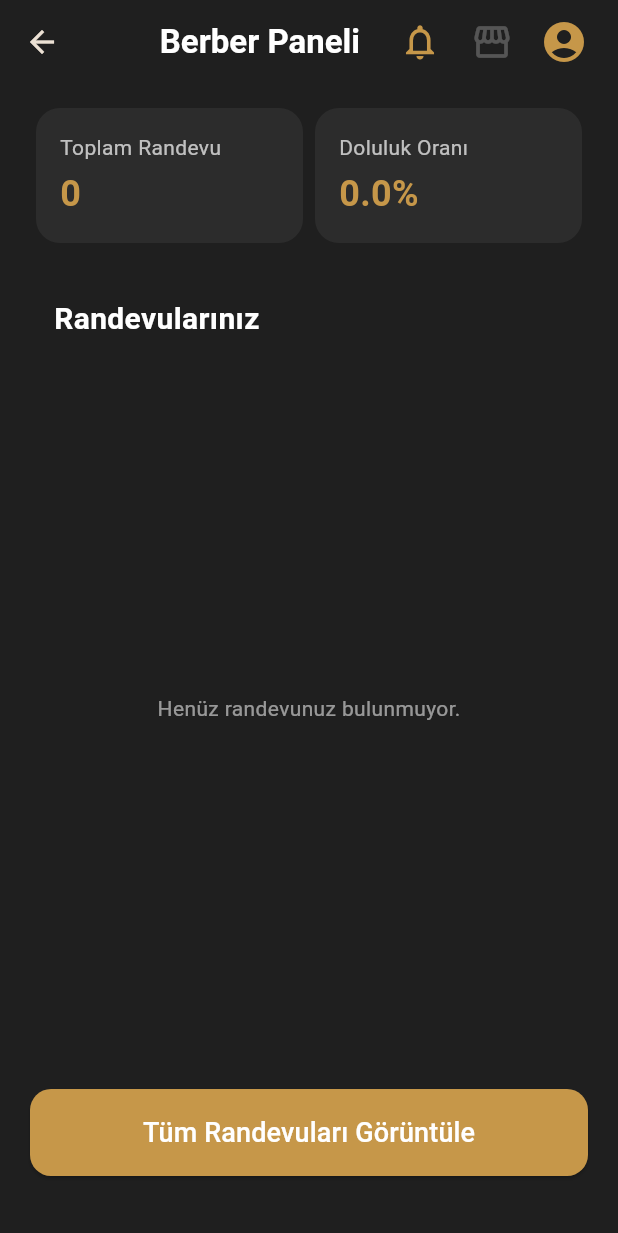
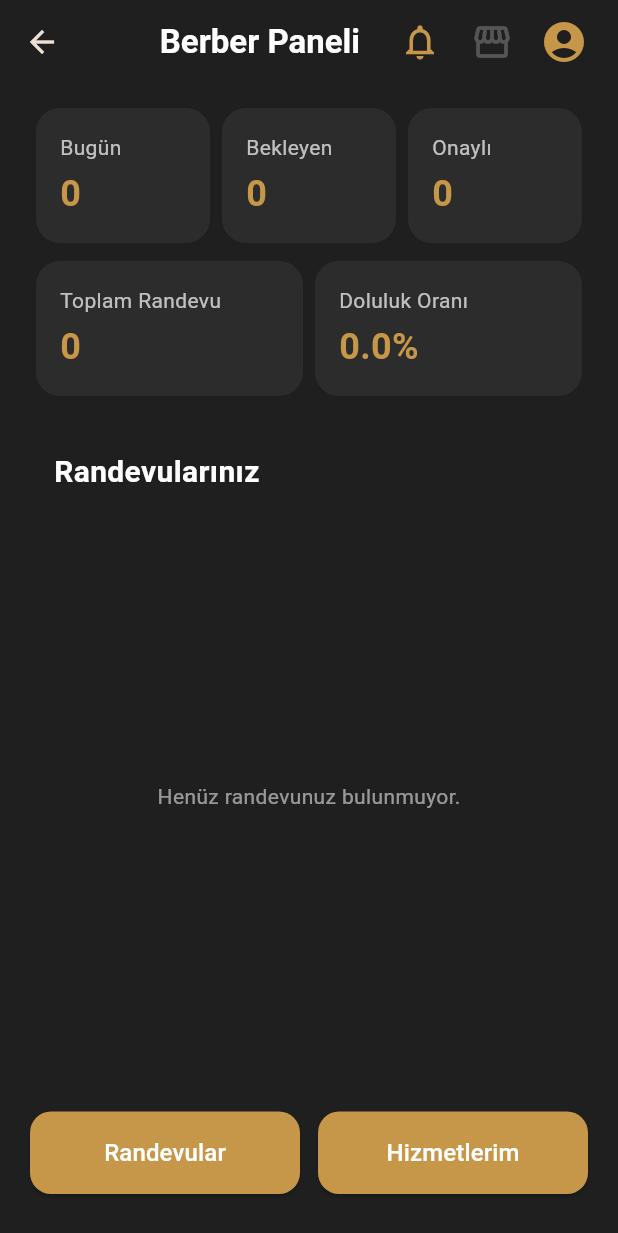
Before and after one commit to yusufKemalPinarci/kuafor_randevu, a Flutter app: the BarberHomePage screen opened by its route, on a phone screen of 412 x 824 dp. Shown: the top 1233 px of the screen. Run offline on Flutter 3.47's test engine with Material 3 defaults, Android fonts, the phone set to English and light mode, and no system bars; our stand-ins replace jwt_decoder, shared_preferences, table_calendar; accounts and stored records are empty; network calls fail.

Commit message:
Complete barber appointment system with guest booking and statistics
- Implemented full customer booking flow: Shop listing/search, staff selection, service selection, and date/time picking.
- Added Guest Booking with OTP: Allows users to book without registration via phone verification.
- Enhanced Barber Dashboard: Real-time statistics for today's appointments, pending/confirmed counts, and occupancy rates.
- Service Management: Added ability for barbers to add, edit, and delete their services.
- Customer Appointments: Logged-in customers can now view their booking history.
- Improved UI: Better feedback for guest booking and localized date formatting.
- Data Consistency: Fixed UserModel JSON parsing for MongoDB compatibility.

```diff
--- a/lib/main.dart
+++ b/lib/main.dart
@@ -25,6 +25,8 @@ import 'pages/service_selection_page.dart';
 import 'pages/date_time_selection_page.dart';
 import 'pages/guest_info_page.dart';
 import 'pages/otp_verification_page.dart';
+import 'pages/manage_services_page.dart';
+import 'pages/customer_appointments_page.dart';
 
 
 void main() async {
@@ -128,6 +130,8 @@ class _BerberAppState extends State<BerberApp> {
         '/dateTimeSelection': (context) => const DateTimeSelectionPage(),
         '/guestInfo': (context) => const GuestInfoPage(),
         '/otpVerification': (context) => const OtpVerificationPage(),
+        '/manage-services': (context) => const ManageServicesPage(),
+        '/customer-appointments': (context) => const CustomerAppointmentsPage(),
       },
     );
   }
--- a/lib/pages/BarberHomePage.dart
+++ b/lib/pages/BarberHomePage.dart
@@ -57,6 +57,12 @@ class _BarberHomePageState extends State<BarberHomePage> {
     final user = userProvider.user;
 
     final totalAppointments = _appointments.length;
+    final pendingCount = _appointments.where((a) => a['status'] == 'pending').length;
+    final confirmedCount = _appointments.where((a) => a['status'] == 'confirmed').length;
+
+    final today = DateTime.now().toIso8601String().split('T')[0];
+    final todaysCount = _appointments.where((a) => a['date'].startsWith(today)).length;
+
     bool isVerified = user?.isPhoneVerified ?? false;
     bool hasShop = user?.shopId != null && user!.shopId!.trim().isNotEmpty;
     int maxAppointments = 10;
@@ -137,11 +143,25 @@ class _BarberHomePageState extends State<BarberHomePage> {
                     Row(
                       children: [
                         Expanded(
+                          child: _buildStatCard('Bugün', '$todaysCount'),
+                        ),
+                        Expanded(
+                          child: _buildStatCard('Bekleyen', '$pendingCount'),
+                        ),
+                        Expanded(
+                          child: _buildStatCard('Onaylı', '$confirmedCount'),
+                        ),
+                      ],
+                    ),
+                    const SizedBox(height: 12),
+                    Row(
+                      children: [
+                        Expanded(
                           child: _buildStatCard('Toplam Randevu', '$totalAppointments'),
                         ),
                         Expanded(
                           child: _buildStatCard('Doluluk Oranı',
-                            '${(totalAppointments / maxAppointments * 100).clamp(0, 100).toStringAsFixed(1)}%'),
+                            '${(todaysCount / maxAppointments * 100).clamp(0, 100).toStringAsFixed(1)}%'),
                         ),
                       ],
                     ),
@@ -170,7 +190,10 @@ class _BarberHomePageState extends State<BarberHomePage> {
                     ),
                     const SizedBox(height: 20),
                     Padding(
-                      padding: const EdgeInsets.only(bottom: 24),
+                      padding: const EdgeInsets.only(bottom: 12),
+                      child: Row(
+                        children: [
+                          Expanded(
                             child: ElevatedButton(
                               onPressed: () {
                                 Navigator.pushNamed(context, '/allAppointments');
@@ -181,9 +204,29 @@ class _BarberHomePageState extends State<BarberHomePage> {
                                 shape: RoundedRectangleBorder(borderRadius: BorderRadius.circular(14)),
                               ),
                               child: const Text(
-                          'Tüm Randevuları Görüntüle',
-                          style: TextStyle(color: Colors.white, fontSize: 18),
+                                'Randevular',
+                                style: TextStyle(color: Colors.white, fontSize: 16),
                               ),
+                            ),
+                          ),
+                          const SizedBox(width: 12),
+                          Expanded(
+                            child: ElevatedButton(
+                              onPressed: () {
+                                Navigator.pushNamed(context, '/manage-services');
+                              },
+                              style: ElevatedButton.styleFrom(
+                                backgroundColor: const Color(0xFFC69749),
+                                padding: const EdgeInsets.symmetric(vertical: 16),
+                                shape: RoundedRectangleBorder(borderRadius: BorderRadius.circular(14)),
+                              ),
+                              child: const Text(
+                                'Hizmetlerim',
+                                style: TextStyle(color: Colors.white, fontSize: 16),
+                              ),
+                            ),
+                          ),
+                        ],
                       ),
                     ),
                   ],
```
Also changed, not shown: lib/pages/customer_appointments_page.dart (added, +95 -0 lines), lib/pages/customer_home_page.dart (+7 -2 lines), lib/pages/guest_info_page.dart (+6 -1 lines), lib/pages/manage_services_page.dart (added, +181 -0 lines), lib/pages/otp_verification_page.dart (+7 -0 lines). Lines whose indentation alone changed are shown as unchanged.
